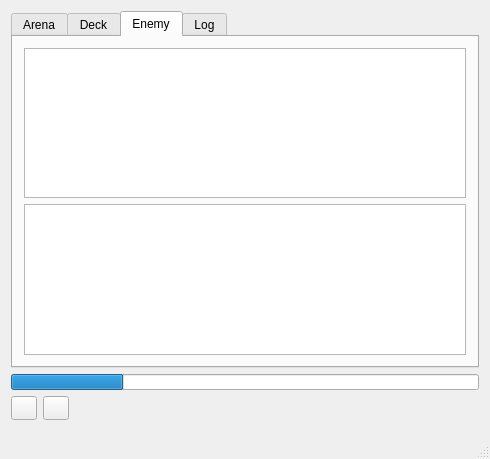
Qt form mainwindow.ui (supertriodo/Arena-Tracker) before a commit.
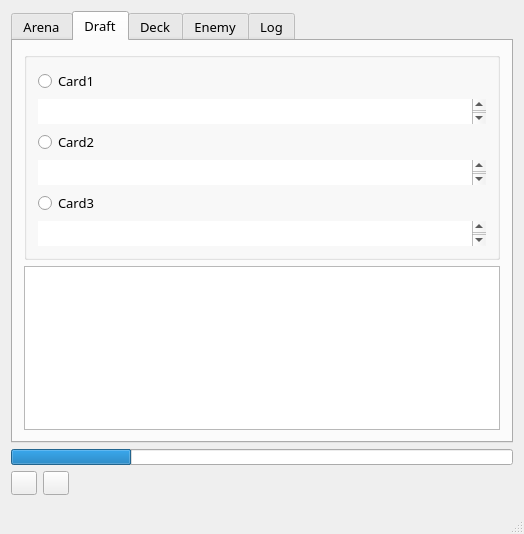
The same form after that commit. Icons and pictures are not drawn.

Commit message: Add draft with HearthArena

Diff of the .ui file:
```diff
--- a/mainwindow.ui
+++ b/mainwindow.ui
@@ -6,8 +6,8 @@
    <rect>
     <x>0</x>
     <y>0</y>
-    <width>490</width>
-    <height>459</height>
+    <width>524</width>
+    <height>534</height>
    </rect>
   </property>
   <property name="windowTitle">
@@ -21,8 +21,14 @@
    <layout class="QVBoxLayout" name="verticalLayout">
     <item>
      <widget class="QTabWidget" name="tabWidget">
+      <property name="font">
+       <font>
+        <family>Sans Serif</family>
+        <pointsize>10</pointsize>
+       </font>
+      </property>
       <property name="currentIndex">
-       <number>2</number>
+       <number>1</number>
       </property>
       <widget class="QWidget" name="tabArena">
        <attribute name="title">
@@ -187,6 +193,128 @@
         </item>
        </layout>
       </widget>
+      <widget class="QWidget" name="tabDraft">
+       <attribute name="title">
+        <string>Draft</string>
+       </attribute>
+       <layout class="QVBoxLayout" name="verticalLayout_6">
+        <item>
+         <widget class="QGroupBox" name="groupBoxDraft">
+          <property name="sizePolicy">
+           <sizepolicy hsizetype="Preferred" vsizetype="Preferred">
+            <horstretch>0</horstretch>
+            <verstretch>0</verstretch>
+           </sizepolicy>
+          </property>
+          <property name="title">
+           <string/>
+          </property>
+          <property name="flat">
+           <bool>true</bool>
+          </property>
+          <layout class="QVBoxLayout" name="verticalLayout_9">
+           <item>
+            <widget class="QRadioButton" name="radioButtonDraft1">
+             <property name="text">
+              <string>Card1</string>
+             </property>
+            </widget>
+           </item>
+           <item>
+            <widget class="QTextBrowser" name="textDraft1">
+             <property name="sizePolicy">
+              <sizepolicy hsizetype="Expanding" vsizetype="Preferred">
+               <horstretch>0</horstretch>
+               <verstretch>0</verstretch>
+              </sizepolicy>
+             </property>
+             <property name="maximumSize">
+              <size>
+               <width>16777215</width>
+               <height>25</height>
+              </size>
+             </property>
+             <property name="autoFillBackground">
+              <bool>false</bool>
+             </property>
+             <property name="frameShape">
+              <enum>QFrame::NoFrame</enum>
+             </property>
+            </widget>
+           </item>
+           <item>
+            <widget class="QRadioButton" name="radioButtonDraft2">
+             <property name="text">
+              <string>Card2</string>
+             </property>
+            </widget>
+           </item>
+           <item>
+            <widget class="QTextBrowser" name="textDraft2">
+             <property name="sizePolicy">
+              <sizepolicy hsizetype="Expanding" vsizetype="Preferred">
+               <horstretch>0</horstretch>
+               <verstretch>0</verstretch>
+              </sizepolicy>
+             </property>
+             <property name="maximumSize">
+              <size>
+               <width>16777215</width>
+               <height>25</height>
+              </size>
+             </property>
+             <property name="frameShape">
+              <enum>QFrame::NoFrame</enum>
+             </property>
+            </widget>
+           </item>
+           <item>
+            <widget class="QRadioButton" name="radioButtonDraft3">
+             <property name="text">
+              <string>Card3</string>
+             </property>
+            </widget>
+           </item>
+           <item>
+            <widget class="QTextBrowser" name="textDraft3">
+             <property name="sizePolicy">
+              <sizepolicy hsizetype="Expanding" vsizetype="Preferred">
+               <horstretch>0</horstretch>
+               <verstretch>0</verstretch>
+              </sizepolicy>
+             </property>
+             <property name="maximumSize">
+              <size>
+               <width>16777215</width>
+               <height>25</height>
+              </size>
+             </property>
+             <property name="frameShape">
+              <enum>QFrame::NoFrame</enum>
+             </property>
+            </widget>
+           </item>
+          </layout>
+         </widget>
+        </item>
+        <item>
+         <widget class="QTextBrowser" name="textBrowserDraft">
+          <property name="sizePolicy">
+           <sizepolicy hsizetype="Expanding" vsizetype="Preferred">
+            <horstretch>0</horstretch>
+            <verstretch>0</verstretch>
+           </sizepolicy>
+          </property>
+          <property name="font">
+           <font>
+            <family>Sans Serif</family>
+            <pointsize>10</pointsize>
+           </font>
+          </property>
+         </widget>
+        </item>
+       </layout>
+      </widget>
       <widget class="QWidget" name="tabDeck">
        <attribute name="title">
         <string>Deck</string>
@@ -232,6 +360,12 @@
        <layout class="QVBoxLayout" name="verticalLayout_5">
         <item>
          <widget class="QListWidget" name="enemyHandListWidget">
+          <property name="sizePolicy">
+           <sizepolicy hsizetype="Expanding" vsizetype="Preferred">
+            <horstretch>0</horstretch>
+            <verstretch>0</verstretch>
+           </sizepolicy>
+          </property>
           <property name="font">
            <font>
             <family>Belwe Bd BT</family>
@@ -248,6 +382,18 @@
           <property name="enabled">
            <bool>true</bool>
           </property>
+          <property name="sizePolicy">
+           <sizepolicy hsizetype="Expanding" vsizetype="Preferred">
+            <horstretch>0</horstretch>
+            <verstretch>0</verstretch>
+           </sizepolicy>
+          </property>
+          <property name="minimumSize">
+           <size>
+            <width>0</width>
+            <height>0</height>
+           </size>
+          </property>
           <property name="selectionMode">
            <enum>QAbstractItemView::NoSelection</enum>
           </property>
```
The commit also changes 27 other files.
